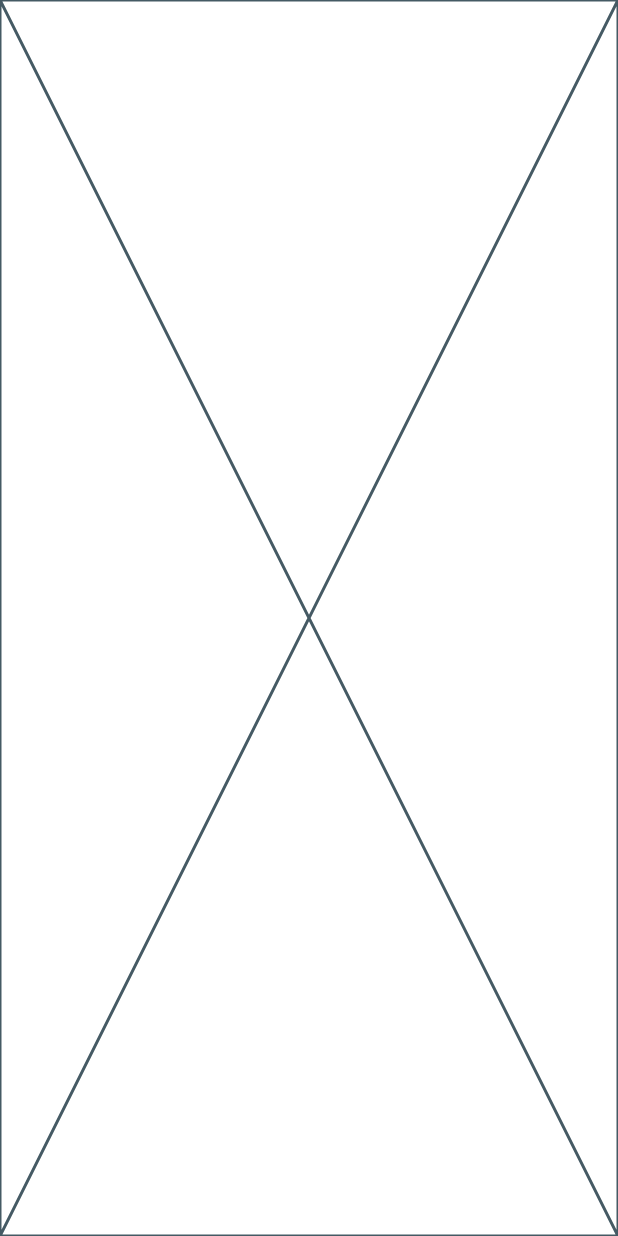
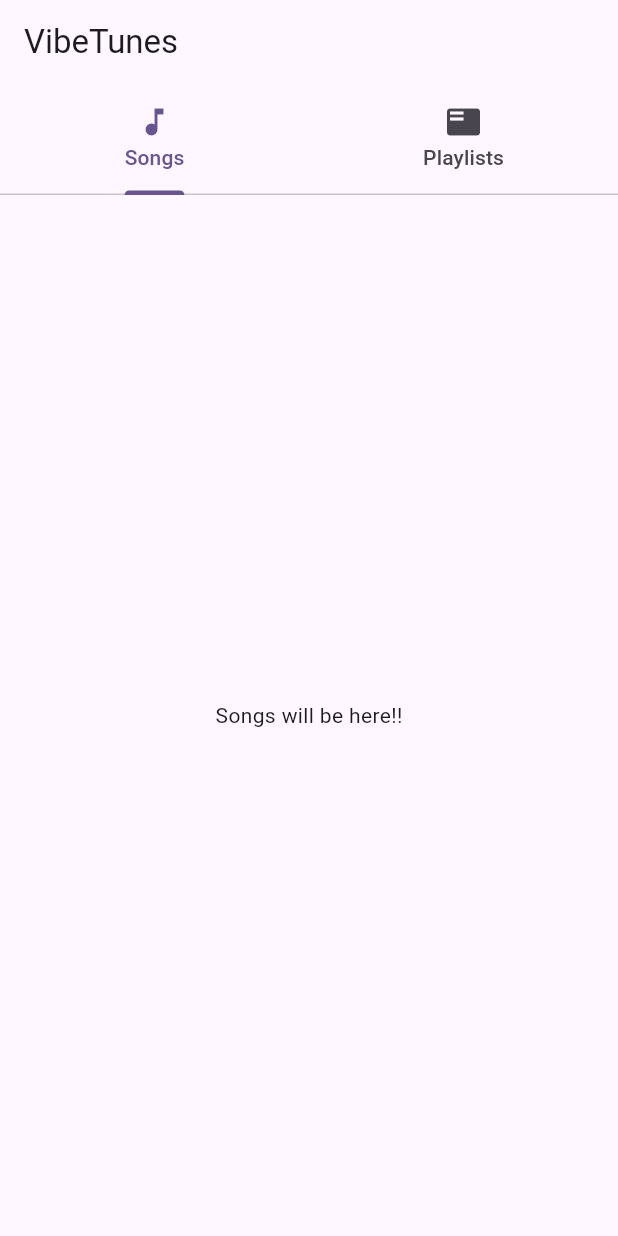
Before and after one commit to 1Shibam/Flutter-UI-concepts, a Flutter app: the screen it shows after launch, on a phone screen of 412 x 824 dp. Run offline on Flutter 3.47's test engine with Material 3 defaults, Android fonts, the light colour scheme and no system bars; our stand-ins replace animated_text_kit, flutter_riverpod.

Commit message:
complete Tab bar widget

```diff
--- a/lib/widgest/tab_bar_widger.dart
+++ b/lib/widgest/tab_bar_widger.dart
@@ -5,6 +5,40 @@ class TabBarWidger extends StatelessWidget {
 
   @override
   Widget build(BuildContext context) {
-    return const Placeholder();
+    return DefaultTabController(
+        length: 2,
+        child: Scaffold(
+          appBar: AppBar(
+            title: const Text('VibeTunes'),
+            bottom:
+                const TabBar(automaticIndicatorColorAdjustment: true,
+
+
+
+
+                 tabs: [
+              Tab(
+                icon: Icon(Icons.music_note),
+                text: 'Songs',
+              ),
+              Tab(
+                icon: Icon(Icons.featured_play_list),
+                text: 'Playlists',
+              ),
+            ]),
+          ),
+          body: TabBarView(children: [
+            Container(
+              child: Center(
+                child: Text('Songs will be here!!'),
+              ),
+            ),
+            Container(
+              child: Center(
+                child: Text('Playlists will be here!!'),
+              ),
+            )
+          ]),
+        ));
   }
 }
```
